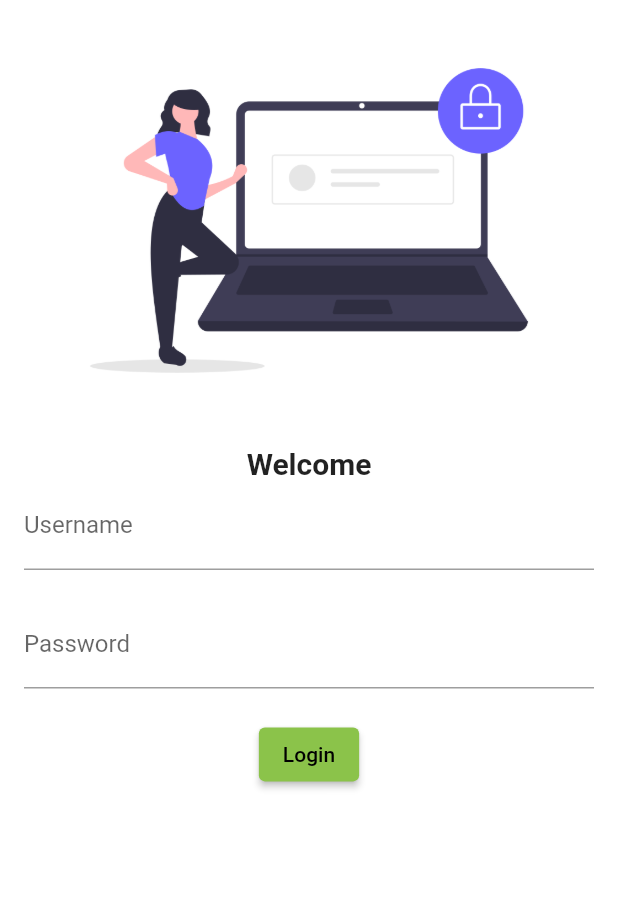
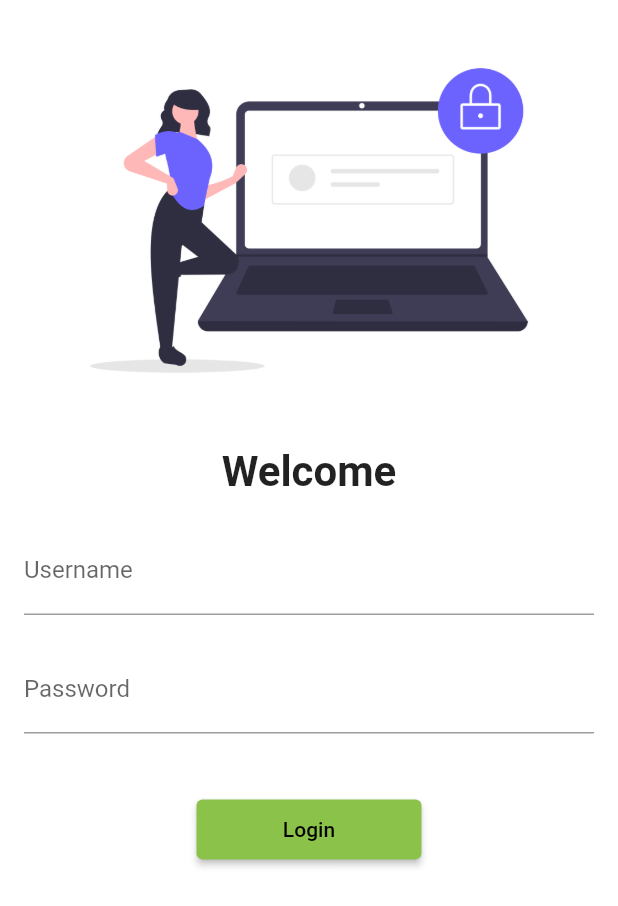
Before and after one commit to sakshinagori874/catalogapp, a Flutter app: the screen it shows after launch, on a phone screen of 412 x 824 dp. Shown: the top 906 px of the screen. Run offline on Flutter 3.47's test engine with Material 2 defaults, Android fonts, the phone set to English and light mode, and no system bars.

Commit message:
day5 completed

```diff
--- a/lib/main.dart
+++ b/lib/main.dart
@@ -1,5 +1,6 @@
 import 'package:catalog/pages/home_page.dart';
 import 'package:catalog/pages/login_page.dart';
+import 'package:catalog/utils/routes.dart';
 import 'package:flutter/material.dart';
 
 void main() {
@@ -17,8 +18,8 @@ class MyApp extends StatelessWidget {
       // initialRoute: "/home",
       routes: {
         "/": (context) => LoginPage(),
-        "/home": (context) => HomePage(),
-        "/login": (context) => LoginPage()
+        MyRoutes.homeroute: (context) => HomePage(),
+        MyRoutes.loginroute: (context) => LoginPage()
       },
     );
   }
--- a/lib/pages/login_page.dart
+++ b/lib/pages/login_page.dart
@@ -1,3 +1,4 @@
+import 'package:catalog/utils/routes.dart';
 import 'package:flutter/material.dart';
 
 class LoginPage extends StatelessWidget {
@@ -7,6 +8,7 @@ class LoginPage extends StatelessWidget {
         color: Colors.white,
         child: Padding(
           padding: const EdgeInsets.all(16.0),
+          child: SingleChildScrollView(
             child: Column(
               children: [
                 Image.asset("assets/images/login_image.png", fit: BoxFit.cover),
@@ -15,11 +17,17 @@ class LoginPage extends StatelessWidget {
                 ),
                 Text(
                   "Welcome",
-                style: TextStyle(fontSize: 20, fontWeight: FontWeight.bold),
+                  style: TextStyle(fontSize: 28, fontWeight: FontWeight.bold),
+                ),
+                SizedBox(
+                  height: 20,
                 ),
                 TextFormField(
                   decoration: InputDecoration(
-                    hintText: "Enter Username", labelText: "Username"),
+                    hintText: "Enter Username",
+                    labelText: "Username",
+                    // border: OutlineInputBorder(),
+                  ),
                 ),
                 SizedBox(height: 20),
                 TextFormField(
@@ -27,15 +35,18 @@ class LoginPage extends StatelessWidget {
                   decoration: InputDecoration(
                     hintText: "Enter Password",
                     labelText: "Password",
+                    // border: OutlineInputBorder(),
                   ),
                 ),
-              SizedBox(height: 20),
+                SizedBox(height: 40),
                 ElevatedButton(
                     onPressed: () {
-                    print("hi");
+                      Navigator.pushNamed(context, MyRoutes.homeroute);
                     },
-                  child: Text("Login"))
+                    child: Text("Login"),
+                    style: TextButton.styleFrom(minimumSize: Size(150, 40))),
               ],
+            ),
           ),
         ));
   }
--- /dev/null
+++ b/lib/utils/routes.dart
@@ -0,0 +1,4 @@
+class MyRoutes {
+  static String loginroute = "/login";
+  static String homeroute = "/home";
+}
--- a/pubspec.yaml
+++ b/pubspec.yaml
@@ -34,6 +34,7 @@ dependencies:
   # The following adds the Cupertino Icons font to your application.
   # Use with the CupertinoIcons class for iOS style icons.
   cupertino_icons: ^1.0.2
+  form_field_validator: ^1.0.1
 
 dev_dependencies:
   flutter_test:
```
Also changed, not shown: pubspec.lock. Lines whose indentation alone changed are shown as unchanged.
